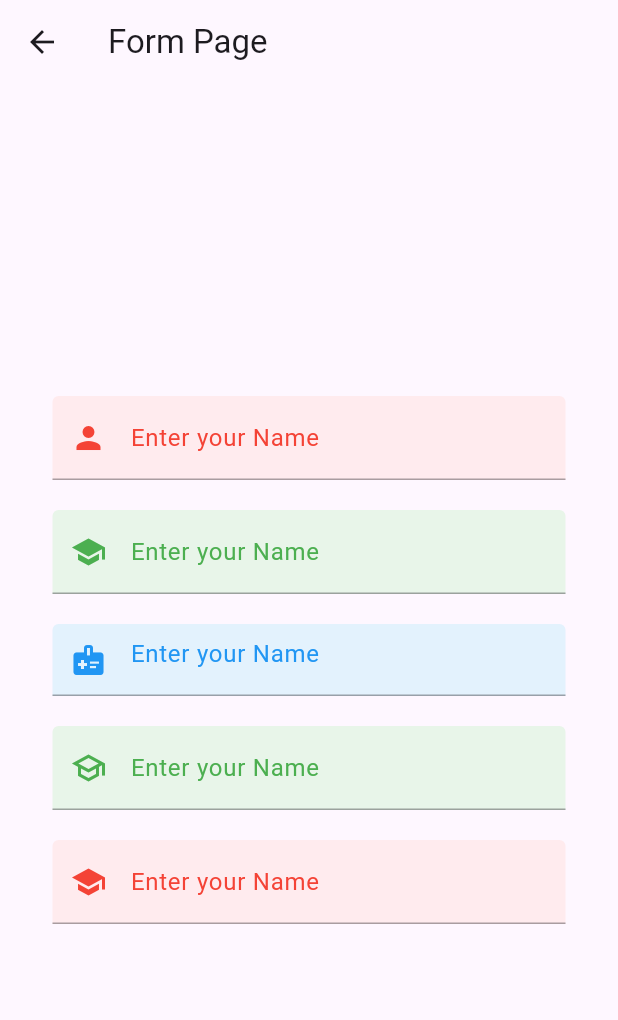
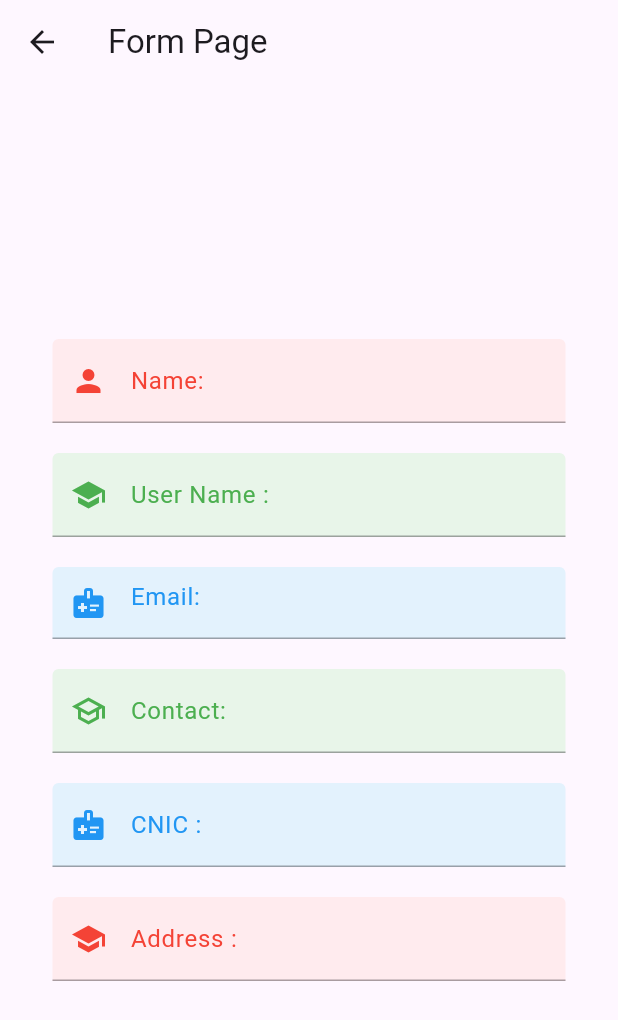
Before and after one commit to Shahbazjunejo/awss, a Flutter app: the FormPage screen opened directly with empty values, on a phone screen of 412 x 824 dp. Shown: the top 1020 px of the screen. Run offline on Flutter 3.47's test engine with Material 3 defaults, Android fonts, the phone set to English and light mode, and no system bars; our stand-ins replace shared_preferences, sqflite; missing offline and left inert: flutter_animated_button; accounts and stored records are empty.

```diff
--- a/lib/DatabaseHelper.dart
+++ b/lib/DatabaseHelper.dart
@@ -11,11 +11,16 @@ class DatabaseHelper {
   static final table = 'login_table';
   static final columnId = 'id';
   static final columnName = 'username';
+  static final Name = 'Name';
   static final columnPassword = 'password';
-
+  static final columnaccessToken = 'access_token';
+  static final columnemail = 'Contact';
+  static final columncontact = 'Contact';
+  static final columncnic = 'Cnic';
 
 
   static final tablestudent = 'students';
+  static final tableinformationdata = 'tableinformationdata';
   static final columnIdstudent = 'id';
   static final columnNamestudent = 'name';
   static final columnAge = 'age';
@@ -46,7 +51,8 @@ class DatabaseHelper {
       CREATE TABLE $table (
         $columnId INTEGER PRIMARY KEY,
         $columnName TEXT NOT NULL,
-        $columnPassword TEXT NOT NULL
+        $columnPassword TEXT NOT NULL,
+        $columnaccessToken TEXT
       )
     ''');
 
@@ -59,7 +65,18 @@ class DatabaseHelper {
         $columnAddress TEXT
       )
     ''');
-  }
+    await db.execute('''
+      CREATE TABLE $tableinformationdata( $columnId INTEGER PRIMARY KEY,   $Name TEXT,   $columnName TEXT, $columnemail TEXT, "
+            "$columncontact TEXT, $columncnic TEXT,$columnAddress TEXT,$columnaccessToken TEXT, "
+      )
+    ''');
+
+
+
+
+    }
+
+
   Future<int> insertStudent(String name, int age, String grade, String address) async {
     Database? db = await instance.database;
     Map<String, dynamic> row = {
@@ -70,6 +87,22 @@ class DatabaseHelper {
     };
     return await db?.insert(tablestudent, row)??0;
   }
+
+  Future<int> insertSchoolData(String? name,String? username,String? email, String?  contact, String? cnic, String? address,String? accessToken) async {
+    Database? db = await instance.database;
+    Map<String, dynamic> row = {
+      Name: name,
+      columnName: name,
+      columnemail: email,
+      columncontact: contact,
+      columncnic: cnic,
+      columnAddress: address,
+      columnaccessToken:accessToken
+    };
+    return await db?.insert(tableinformationdata, row)??0;
+  }
+
+
   Future<int> insertUser(Map<String, dynamic> row) async {
     Database? db = await instance.database;
     return await db?.insert(table, row)??0;
--- a/lib/login.dart
+++ b/lib/login.dart
@@ -97,10 +97,7 @@ class _LoginPageState extends State<LoginPage> {
                         setState(() {
                                 _isLoading = true;
                               });
-/*                              Navigator.push(
-                                context,
-                                MaterialPageRoute(builder: (context) => FormPage(loginResponse:loginResponse)),
-                              );*/
+
                               signIn(emailController.text,
                                   passwordController.text);
                             },
@@ -125,31 +122,27 @@ class _LoginPageState extends State<LoginPage> {
 
 
 
-    registerUser(email,pass);
+
     if (response.statusCode == 200) {
       jsonResponse = json.decode(response.body);
 
 
 
       if (jsonResponse != null) {
-        Root root = Root.fromJson(json.decode(jsonResponse));
+        Root root = Root.fromJson(jsonResponse);
+        registerUser(email,pass,root.accesstoken.toString());
         setState(() {
           _isLoading = false;
         });
+String token=root.accesstoken.toString();
+        //await DatabaseHelper.instance.insertSchoolData(root.data?.name, root.data?.username, root.data?.email,  root.data?.contact, root.data?.cnic, root.data?.address,token);
 //Future<LoginDataResponse> loginDataResponse=fetchLoginData(email, pass) ;
 
+                                      Navigator.push(
+                                context,
+                                MaterialPageRoute(builder: (context) => FormPage(loginResponse:root)),
+                              );
 
-
-
-String as=root.accesstoken.toString();
-
-
-     //   sharedPreferences.setString("token", jsonResponse['token']);
-        // ignore: use_build_context_synchronously
-        Navigator.of(context).pushAndRemoveUntil(
-            MaterialPageRoute(
-                builder: (BuildContext context) => const MainPage()),
-            (Route<dynamic> route) => false);
       }
     } else {
       _showMyDialog(response.body);
@@ -163,10 +156,11 @@ String as=root.accesstoken.toString();
     }
   }
 
-  void registerUser(String username, String password) async {
+  void registerUser(String username, String password,String accessToken) async {
     int id = await DatabaseHelper.instance.insertUser({
       DatabaseHelper.columnName: username,
       DatabaseHelper.columnPassword: password,
+      DatabaseHelper.columnaccessToken: accessToken,
     });
     if (id != null) {
       // Registration successful
--- a/lib/widgets/LoginDataResponse.dart
+++ b/lib/widgets/LoginDataResponse.dart
@@ -110,12 +110,12 @@ class Root {
     accesstoken = json['access_token'];
   }
 
-  Map<String, dynamic> toJson() {
+/*  Map<String, dynamic> toJson() {
     final Map<String, dynamic> loginDataResponse = Map<String, dynamic>();
     loginDataResponse['status'] = status;
     loginDataResponse['message'] = message;
     loginDataResponse['data'] = loginDataResponse!.toJson();
     loginDataResponse['access_token'] = accesstoken;
     return loginDataResponse;
-  }
+  }*/
 }
--- a/lib/widgets/Schooldata.dart
+++ b/lib/widgets/Schooldata.dart
@@ -1,10 +1,13 @@
+import 'dart:math';
+
 import 'package:flutter/cupertino.dart';
 import 'package:flutter/material.dart';
 
 import '../DatabaseHelper.dart';
+import 'LoginDataResponse.dart';
 import 'LoginResponse.dart';
 class FormPage extends StatelessWidget {
-  final LoginResponse loginResponse;
+  final Root loginResponse;
   FormPage({Key? key, required this.loginResponse}) : super(key: key);
 int stdid=0;
 
@@ -26,22 +29,26 @@ int stdid=0;
       child: Column(
         mainAxisAlignment: MainAxisAlignment.center,
         children: [
-          buildTextField1(),
+          buildTextField1(loginResponse.data?.name),
           SizedBox(height: 20,),
-          buildTextField2(),
+          buildTextField2(loginResponse.data?.username),
           SizedBox(height: 20,),
-          buildTextField3(),
+          buildTextField3(loginResponse.data?.email),
+        //  SizedBox(height: 20,),
+        //  buildTextField4(loginResponse.data?.semiscode as String?),
           SizedBox(height: 20,),
-          buildTextField4(),
+          buildTextField5(loginResponse.data?.contact),
           SizedBox(height: 20,),
-          buildTextField5(),
+          buildTextField6(loginResponse.data?.cnic),
+          SizedBox(height: 20,),
+          buildTextField7(loginResponse.data?.address),
 
         ],
       ),
     ),
   );
 
-  Widget buildTextField1() => TextFormField(
+  Widget buildTextField1(String? name) => TextFormField(
       enabled: false,
       decoration: InputDecoration(
   focusedBorder: OutlineInputBorder(
@@ -59,11 +66,11 @@ int stdid=0;
   ),
   filled: true,
   fillColor: Colors.red[50],
-  labelText: "Enter your Name",
+  labelText: "Name:   $name",
   labelStyle: TextStyle(color: Colors.red),
   ),);
 
-  Widget buildTextField2() => TextFormField(
+  Widget buildTextField2(String? username) => TextFormField(
     enabled: false,
     decoration: InputDecoration(
       focusedBorder: UnderlineInputBorder(
@@ -80,12 +87,12 @@ int stdid=0;
       ),
       filled: true,
       fillColor: Colors.green[50],
-      labelText: "Enter your Name",
+      labelText: "User Name :$username",
       labelStyle: TextStyle(color: Colors.green),
     ),
   );
 
-  Widget buildTextField3() => TextFormField(
+  Widget buildTextField3(String? email) => TextFormField(
     enabled: false,
     decoration: InputDecoration(
       enabledBorder: OutlineInputBorder(
@@ -97,14 +104,14 @@ int stdid=0;
         borderRadius: BorderRadius.circular(5.5),
       ),
       prefixIcon: Icon(Icons.medical_information, color: Colors.blue),
-      hintText: "Enter your Name",
+      hintText: "Email: $email",
       hintStyle: TextStyle(color: Colors.blue),
       filled: true,
       fillColor: Colors.blue[50],
     ),
   );
 
-  Widget buildTextField4() => TextFormField(
+  Widget buildTextField4(String? semiscode) => TextFormField(
     enabled: false,
     decoration: InputDecoration(
       focusedBorder: UnderlineInputBorder(
@@ -121,12 +128,55 @@ int stdid=0;
       ),
       filled: true,
       fillColor: Colors.green[50],
-      labelText: "Enter your Name",
+      labelText: "SemisCode: $semiscode",
       labelStyle: TextStyle(color: Colors.green),
     ),
   );
 
-  Widget buildTextField5() => TextFormField(
+  Widget buildTextField5(String? contact) => TextFormField(
+    enabled: false,
+    decoration: InputDecoration(
+      focusedBorder: OutlineInputBorder(
+        borderSide: BorderSide(color: Colors.green),
+        borderRadius: BorderRadius.circular(5.5),
+      ),
+      enabledBorder: OutlineInputBorder(
+        borderSide: BorderSide(
+          color: Colors.green,
+        ),
+      ),
+      prefixIcon: Icon(
+        Icons.school_outlined,
+        color: Colors.green,
+      ),
+      filled: true,
+      fillColor: Colors.green[50],
+      labelText: "Contact: $contact",
+      labelStyle: TextStyle(color: Colors.green),
+    ),
+  );
+
+  Widget buildTextField6(String? cnic) => TextFormField(
+    enabled: false,
+    decoration: InputDecoration(
+      enabledBorder: OutlineInputBorder(
+        borderSide: BorderSide(color: Colors.transparent),
+        borderRadius: BorderRadius.circular(5.5),
+      ),
+      focusedBorder: OutlineInputBorder(
+        borderSide: BorderSide(color: Colors.transparent),
+        borderRadius: BorderRadius.circular(5.5),
+      ),
+
+    prefixIcon: Icon(Icons.medical_information, color: Colors.blue),
+      filled: true,
+      fillColor: Colors.blue[50],
+      labelText: "CNIC : $cnic",
+      labelStyle: TextStyle(color: Colors.blue),
+    ),
+  );
+
+  Widget buildTextField7(String? Villageaddress) => TextFormField(
     enabled: false,
     decoration: InputDecoration(
       focusedBorder: OutlineInputBorder(
@@ -144,10 +194,14 @@ int stdid=0;
       ),
       filled: true,
       fillColor: Colors.red[50],
-      labelText: "Enter your Name",
+      labelText: "Address : $Villageaddress",
       labelStyle: TextStyle(color: Colors.red),
     ),
   );
+
+
+
+
 ///int studentId = await DatabaseHelper.instance.insertStudent('John', 20, 'A', '123 Main St');
 
 schoolData()async{
```
